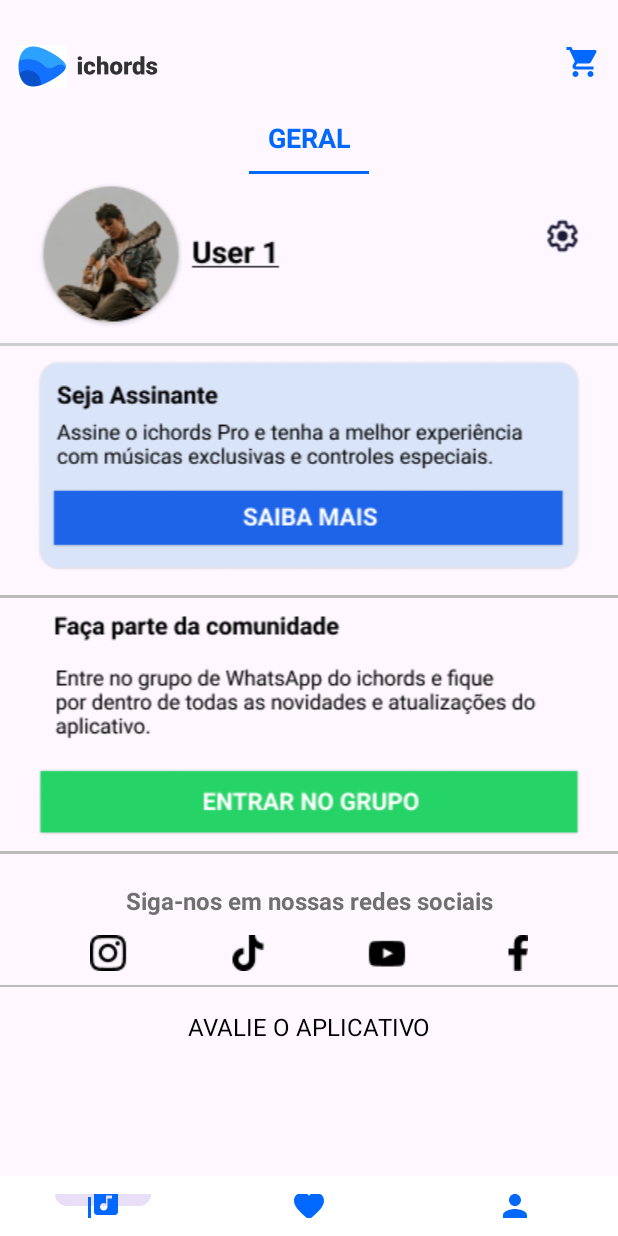
After one commit to JuanHenriq/ichords, an Android app: the ProfileActivity screen opened directly, with no data from a screen before it, on a phone screen of 412 x 824 dp. The commit adds this screen. Run offline under Robolectric (Android 15) with nearby library versions, the phone set to English and light mode, and no system bars.

Commit message:
Projeto Atualizado 22/11

```diff
--- a/app/src/main/AndroidManifest.xml
+++ b/app/src/main/AndroidManifest.xml
@@ -44,6 +44,12 @@
         <activity
             android:name=".BibliotecaActivity"
             android:exported="false" />
+        <activity
+            android:name=".ProfileActivity"
+            android:exported="false" />
+        <activity
+            android:name=".ShopActivity"
+            android:exported="false" />
 
     </application>
 </manifest>
--- a/app/src/main/java/com/example/ichords/BibliotecaActivity.kt
+++ b/app/src/main/java/com/example/ichords/BibliotecaActivity.kt
@@ -47,18 +47,16 @@
         bottomNavigation.setOnNavigationItemSelectedListener { item ->
             when (item.itemId) {
                 R.id.menu_home -> {
-                    // Redirecionar para a tela Home
                     startActivity(Intent(this, HomeActivity::class.java))
                     true
                 }
                 R.id.menu_favorites -> {
-                    // Redirecionar para a tela de Favoritos
                     // startActivity(Intent(this, FavoritosActivity::class.java))
                     true
                 }
                 R.id.menu_profile -> {
                     // Redirecionar para a tela de Perfil
-                    // startActivity(Intent(this, ProfileActivity::class.java))
+                   startActivity(Intent(this, ProfileActivity::class.java))
                     true
                 }
                 else -> false
--- a/app/src/main/java/com/example/ichords/HomeActivity.kt
+++ b/app/src/main/java/com/example/ichords/HomeActivity.kt
@@ -41,7 +41,6 @@
         bottomNavigation.setOnNavigationItemSelectedListener { item ->
             when (item.itemId) {
                 R.id.menu_home -> {
-                    // Mantenha a tela atual (HomeActivity)
                     true
                 }
                 R.id.menu_favorites -> {
@@ -51,7 +50,7 @@
                 }
                 R.id.menu_profile -> {
                     // Inicie a atividade do perfil, se necessário
-                    // startActivity(Intent(this, ProfileActivity::class.java))
+                    startActivity(Intent(this, ProfileActivity::class.java))
                     true
                 }
                 else -> false
--- /dev/null
+++ b/app/src/main/java/com/example/ichords/ProfileActivity.kt
@@ -0,0 +1,42 @@
+package com.example.ichords
+
+import android.content.Intent
+import android.os.Bundle
+import android.view.View
+import android.widget.ImageView
+import androidx.appcompat.app.AppCompatActivity
+import com.google.android.material.bottomnavigation.BottomNavigationView
+
+class ProfileActivity : AppCompatActivity() {
+
+    override fun onCreate(savedInstanceState: Bundle?) {
+        super.onCreate(savedInstanceState)
+        setContentView(R.layout.activity_profile)
+
+        val imageViewTopLeft = findViewById<ImageView>(R.id.imageViewTopRight)
+        val bottomNavigation = findViewById<BottomNavigationView>(R.id.bottom_navigation)
+
+        imageViewTopLeft.setOnClickListener {
+            val intent = Intent(this, ShopActivity::class.java)
+            startActivity(intent)
+        }
+
+        bottomNavigation.setOnNavigationItemSelectedListener { item ->
+            when (item.itemId) {
+                R.id.menu_home -> {
+                    startActivity(Intent(this, HomeActivity::class.java))
+                    true
+                }
+                R.id.menu_favorites -> {
+                    // startActivity(Intent(this, FavoritosActivity::class.java))
+                    true
+                }
+                R.id.menu_profile -> {
+                    // Mantendo na tela de perfil
+                    true
+                }
+                else -> false
+            }
+        }
+    }
+}
--- /dev/null
+++ b/app/src/main/java/com/example/ichords/ShopActivity.kt
@@ -0,0 +1,34 @@
+package com.example.ichords
+
+import android.content.Intent
+import android.os.Bundle
+import androidx.appcompat.app.AppCompatActivity
+import com.google.android.material.bottomnavigation.BottomNavigationView
+
+class ShopActivity : AppCompatActivity() {
+
+    override fun onCreate(savedInstanceState: Bundle?) {
+        super.onCreate(savedInstanceState)
+        setContentView(R.layout.activity_shop)
+
+        val bottomNavigationShop = findViewById<BottomNavigationView>(R.id.bottom_navigation_shop)
+
+        bottomNavigationShop.setOnNavigationItemSelectedListener { item ->
+            when (item.itemId) {
+                R.id.menu_home -> {
+                    startActivity(Intent(this, HomeActivity::class.java))
+                    true
+                }
+                R.id.menu_favorites -> {
+                    // startActivity(Intent(this, FavoritosActivity::class.java))
+                    true
+                }
+                R.id.menu_profile -> {
+                    startActivity(Intent(this, ProfileActivity::class.java))
+                    true
+                }
+                else -> false
+            }
+        }
+    }
+}
--- /dev/null
+++ b/app/src/main/res/drawable/baseline_shopping_cart_24.xml
@@ -0,0 +1,5 @@
+<vector android:height="24dp" android:tint="#0068FF"
+    android:viewportHeight="24" android:viewportWidth="24"
+    android:width="24dp" xmlns:android="http://schemas.android.com/apk/res/android">
+    <path android:fillColor="@android:color/white" android:pathData="M7,18c-1.1,0 -1.99,0.9 -1.99,2S5.9,22 7,22s2,-0.9 2,-2 -0.9,-2 -2,-2zM1,2v2h2l3.6,7.59 -1.35,2.45c-0.16,0.28 -0.25,0.61 -0.25,0.96 0,1.1 0.9,2 2,2h12v-2L7.42,15c-0.14,0 -0.25,-0.11 -0.25,-0.25l0.03,-0.12 0.9,-1.63h7.45c0.75,0 1.41,-0.41 1.75,-1.03l3.58,-6.49c0.08,-0.14 0.12,-0.31 0.12,-0.48 0,-0.55 -0.45,-1 -1,-1L5.21,4l-0.94,-2L1,2zM17,18c-1.1,0 -1.99,0.9 -1.99,2s0.89,2 1.99,2 2,-0.9 2,-2 -0.9,-2 -2,-2z"/>
+</vector>
--- a/app/src/main/res/layout/activity_home.xml
+++ b/app/src/main/res/layout/activity_home.xml
@@ -20,9 +20,9 @@
         android:id="@+id/imageViewTopLeft"
         android:layout_width="wrap_content"
         android:layout_height="wrap_content"
-        android:src="@drawable/logoepesq"
-        android:layout_marginLeft="30dp"
-        android:layout_marginTop="30dp"/>
+        android:src="@drawable/cabecalho"
+        android:layout_centerHorizontal="true"
+        />
 
     <!-- Imagem abaixo das anteriores -->
     <ImageView
--- /dev/null
+++ b/app/src/main/res/layout/activity_profile.xml
@@ -0,0 +1,209 @@
+<?xml version="1.0" encoding="utf-8"?>
+<androidx.constraintlayout.widget.ConstraintLayout
+    xmlns:android="http://schemas.android.com/apk/res/android"
+    xmlns:app="http://schemas.android.com/apk/res-auto"
+    android:layout_width="match_parent"
+    android:layout_height="match_parent">
+
+    <!-- Imagem no canto superior esquerdo -->
+    <ImageView
+        android:id="@+id/imageViewTopLeft"
+        android:layout_width="100dp"
+        android:layout_height="30dp"
+        android:layout_marginLeft="11dp"
+        android:layout_marginTop="29dp"
+        android:src="@drawable/logoname"
+        app:layout_constraintStart_toStartOf="parent"
+        app:layout_constraintTop_toTopOf="parent" />
+
+    <!-- Imagem no canto superior direito -->
+    <ImageView
+        android:id="@+id/imageViewTopRight"
+        android:layout_width="wrap_content"
+        android:layout_height="wrap_content"
+        android:layout_marginEnd="11dp"
+        android:layout_marginTop="29dp"
+        android:layout_toEndOf="@id/imageViewTopLeft"
+        android:src="@drawable/baseline_shopping_cart_24"
+        app:layout_constraintEnd_toEndOf="parent"
+        app:layout_constraintTop_toTopOf="parent" />
+
+
+
+    <!-- Texto "GERAL" abaixo da imagem, centralizado -->
+    <TextView
+        android:id="@+id/textViewGeral"
+        android:layout_width="wrap_content"
+        android:layout_height="wrap_content"
+        android:layout_below="@id/imageViewTopLeft"
+        android:layout_centerHorizontal="true"
+        android:layout_marginTop="20dp"
+        android:text="GERAL"
+        android:textStyle="bold"
+        android:textColor="#0068FF"
+        android:textSize="18sp"
+        app:layout_constraintTop_toBottomOf="@id/imageViewTopLeft"
+        app:layout_constraintStart_toStartOf="parent"
+        app:layout_constraintEnd_toEndOf="parent" />
+
+    <!-- Linha abaixo do texto, cor #0068FF -->
+    <View
+        android:id="@+id/lineView1"
+        android:layout_width="80dp"
+        android:layout_height="2dp"
+        android:layout_below="@id/textViewGeral"
+        android:layout_centerHorizontal="true"
+        android:layout_marginTop="10dp"
+        android:background="#0068FF"
+        app:layout_constraintTop_toBottomOf="@id/textViewGeral"
+        app:layout_constraintStart_toStartOf="parent"
+        app:layout_constraintEnd_toEndOf="parent" />
+
+    <!-- Imagem abaixo da linha -->
+    <ImageView
+        android:id="@+id/imageViewBelowLine1"
+        android:layout_width="0dp"
+        android:layout_height="wrap_content"
+        android:layout_marginTop="5dp"
+        android:layout_below="@id/lineView1"
+        android:layout_marginStart="9dp"
+        android:layout_marginEnd="9dp"
+        android:src="@drawable/user_profile"
+        app:layout_constraintTop_toBottomOf="@id/lineView1"
+        app:layout_constraintStart_toStartOf="parent"
+        app:layout_constraintEnd_toEndOf="parent" />
+
+    <!-- Linha abaixo da imagem, cor #CDCDCD -->
+    <View
+        android:id="@+id/lineView2"
+        android:layout_width="0dp"
+        android:layout_height="2dp"
+        android:layout_below="@id/imageViewBelowLine1"
+        android:layout_marginTop="9dp"
+        android:background="#CDCDCD"
+        app:layout_constraintTop_toBottomOf="@id/imageViewBelowLine1"
+        app:layout_constraintStart_toStartOf="parent"
+        app:layout_constraintEnd_toEndOf="parent" />
+
+    <!-- Outra imagem abaixo da linha -->
+    <ImageView
+        android:id="@+id/imageViewBelowLine2"
+        android:layout_width="0dp"
+        android:layout_height="wrap_content"
+        android:layout_below="@id/lineView2"
+        android:layout_marginTop="9dp"
+        android:layout_marginStart="9dp"
+        android:layout_marginEnd="9dp"
+        android:src="@drawable/assinante"
+        app:layout_constraintTop_toBottomOf="@id/lineView2"
+        app:layout_constraintStart_toStartOf="parent"
+        app:layout_constraintEnd_toEndOf="parent" />
+
+    <!-- Linha abaixo da imagem, cor #BDBABA -->
+    <View
+        android:id="@+id/lineView3"
+        android:layout_width="0dp"
+        android:layout_height="2dp"
+        android:layout_below="@id/imageViewBelowLine2"
+        android:layout_marginTop="15dp"
+        android:background="#BDBABA"
+        app:layout_constraintTop_toBottomOf="@id/imageViewBelowLine2"
+        app:layout_constraintStart_toStartOf="parent"
+        app:layout_constraintEnd_toEndOf="parent" />
+
+    <!-- Outra imagem abaixo da linha -->
+    <ImageView
+        android:id="@+id/imageViewBelowLine3"
+        android:layout_width="0dp"
+        android:layout_height="wrap_content"
+        android:layout_below="@id/lineView3"
+        android:layout_marginTop="9dp"
+        android:layout_marginStart="9dp"
+        android:layout_marginEnd="9dp"
+        android:src="@drawable/comunidade"
+        app:layout_constraintTop_toBottomOf="@id/lineView3"
+        app:layout_constraintStart_toStartOf="parent"
+        app:layout_constraintEnd_toEndOf="parent" />
+
+    <!-- Linha abaixo da imagem, cor #BDBABA -->
+    <View
+        android:id="@+id/lineView4"
+        android:layout_width="0dp"
+        android:layout_height="2dp"
+        android:layout_below="@id/imageViewBelowLine3"
+        android:layout_marginTop="9dp"
+        android:background="#BDBABA"
+        app:layout_constraintTop_toBottomOf="@id/imageViewBelowLine3"
+        app:layout_constraintStart_toStartOf="parent"
+        app:layout_constraintEnd_toEndOf="parent" />
+
+    <!-- Texto "Siga-nos em nossas redes sociais" -->
+    <TextView
+        android:id="@+id/textViewRedesSociais"
+        android:layout_width="wrap_content"
+        android:layout_height="wrap_content"
+        android:layout_below="@id/imageViewBelowLine3"
+        android:layout_centerHorizontal="true"
+        android:layout_marginTop="20dp"
+        android:text="Siga-nos em nossas redes sociais"
+        android:textColor="#707070"
+        android:textSize="16sp"
+        android:textStyle="bold"
+        app:layout_constraintTop_toBottomOf="@id/lineView4"
+        app:layout_constraintStart_toStartOf="parent"
+        app:layout_constraintEnd_toEndOf="parent" />
+
+    <!-- Imagem centralizada abaixo do texto -->
+    <ImageView
+        android:id="@+id/imageViewCentral"
+        android:layout_width="wrap_content"
+        android:layout_height="wrap_content"
+        android:layout_below="@id/textViewRedesSociais"
+        android:layout_marginTop="12dp"
+        android:layout_centerHorizontal="true"
+        android:src="@drawable/redes_sociais"
+        app:layout_constraintTop_toBottomOf="@id/textViewRedesSociais"
+        app:layout_constraintStart_toStartOf="parent"
+        app:layout_constraintEnd_toEndOf="parent" />
+
+    <!-- Linha abaixo da imagem, cor #BDBABA -->
+    <View
+        android:id="@+id/lineView5"
+        android:layout_width="0dp"
+        android:layout_height="1dp"
+        android:layout_below="@id/imageViewCentral"
+        android:layout_marginTop="9dp"
+        android:background="#BDBABA"
+        app:layout_constraintTop_toBottomOf="@id/imageViewCentral"
+        app:layout_constraintStart_toStartOf="parent"
+        app:layout_constraintEnd_toEndOf="parent" />
+
+    <!-- Texto "AVALIE O APLICATIVO" abaixo da linha -->
+    <TextView
+        android:id="@+id/textViewAvalie"
+        android:layout_width="wrap_content"
+        android:layout_height="wrap_content"
+        android:layout_below="@id/lineView5"
+        android:layout_centerHorizontal="true"
+        android:layout_marginTop="15dp"
+        android:text="AVALIE O APLICATIVO"
+        android:textColor="#000000"
+        android:textSize="16sp"
+        app:layout_constraintTop_toBottomOf="@id/lineView5"
+        app:layout_constraintStart_toStartOf="parent"
+        app:layout_constraintEnd_toEndOf="parent" />
+
+    <com.google.android.material.bottomnavigation.BottomNavigationView
+        android:id="@+id/bottom_navigation"
+        android:layout_width="0dp"
+        android:layout_height="40dp"
+        android:layout_alignParentBottom="true"
+        android:background="@android:color/white"
+        app:menu="@menu/bottom_navigation_menu"
+        app:labelVisibilityMode="unlabeled"
+        app:itemIconTint="#0068FF"
+        app:layout_constraintBottom_toBottomOf="parent"
+        app:layout_constraintStart_toStartOf="parent"
+        app:layout_constraintEnd_toEndOf="parent" />
+
+</androidx.constraintlayout.widget.ConstraintLayout>
--- /dev/null
+++ b/app/src/main/res/layout/activity_shop.xml
@@ -0,0 +1,35 @@
+<RelativeLayout
+    xmlns:android="http://schemas.android.com/apk/res/android"
+    xmlns:app="http://schemas.android.com/apk/res-auto"
+    android:layout_width="match_parent"
+    android:layout_height="match_parent">
+
+
+    <ImageView
+        android:id="@+id/imageViewFull"
+        android:layout_width="match_parent"
+        android:layout_height="70dp"
+        android:scaleType="centerCrop"
+        android:src="@drawable/topo_shop" />
+
+
+    <ImageView
+        android:id="@+id/imageViewWithMargin"
+        android:layout_width="match_parent"
+        android:layout_height="wrap_content"
+        android:layout_marginTop="90dp"
+        android:layout_marginStart="6dp"
+        android:layout_marginEnd="6dp"
+        android:src="@drawable/music_shop" />
+
+    <com.google.android.material.bottomnavigation.BottomNavigationView
+        android:id="@+id/bottom_navigation_shop"
+        android:layout_width="match_parent"
+        android:layout_height="40dp"
+        android:layout_alignParentBottom="true"
+        android:background="@android:color/white"
+        app:menu="@menu/bottom_navigation_menu"
+        app:labelVisibilityMode="unlabeled"
+        app:itemIconTint="#0068FF" />
+
+</RelativeLayout>
```
Also changed, not shown: app/src/main/res/drawable/assinante.png (added), app/src/main/res/drawable/cabecalho.png (added), app/src/main/res/drawable/comunidade.png (added), app/src/main/res/drawable/music_shop.png (added), app/src/main/res/drawable/redes_sociais.png (added), app/src/main/res/drawable/topo_shop.png (added), app/src/main/res/drawable/user_profile.png (added).
